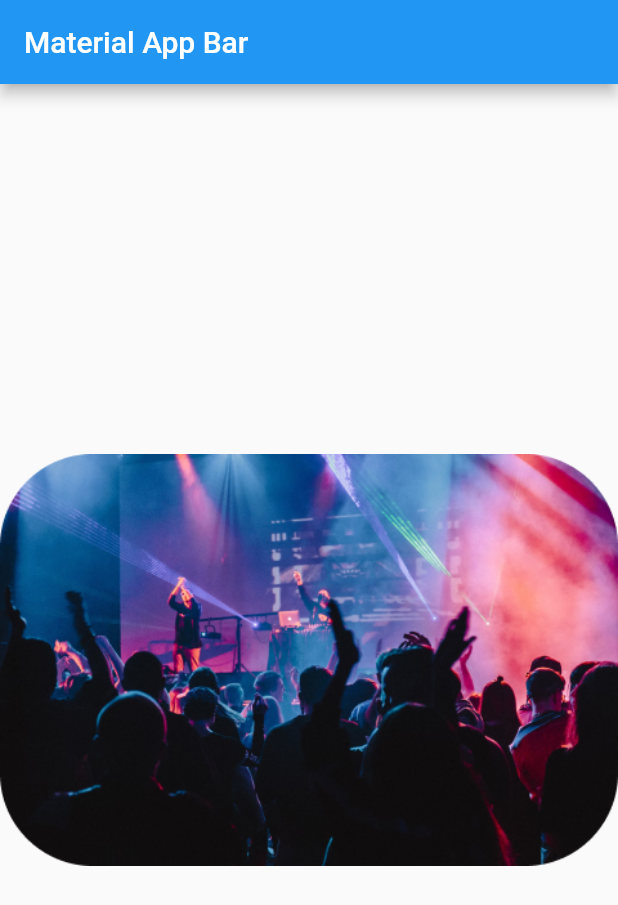
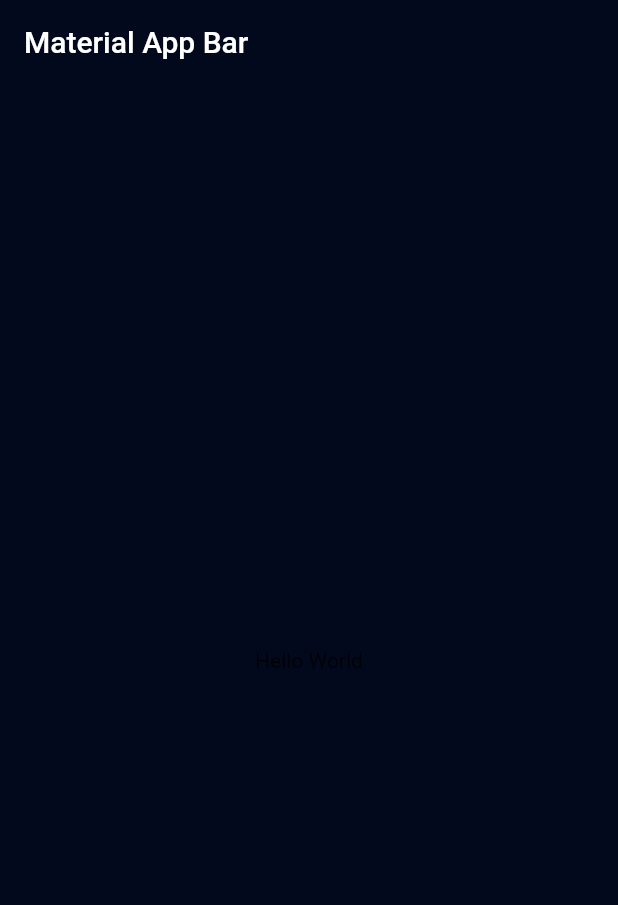
Before and after one commit to Ifwtzzzzzh/sarang-dating-flutter, a Flutter app: the screen it shows after launch, on a phone screen of 412 x 824 dp. Shown: the top 905 px of the screen. Run offline on Flutter 3.47's test engine with Material 2 defaults, Android fonts, the phone set to English and light mode, and no system bars; our stand-ins replace google_fonts.

Commit message:
Setting Theme Manager

```diff
--- a/lib/main.dart
+++ b/lib/main.dart
@@ -1,4 +1,5 @@
 import 'package:flutter/material.dart';
+import 'package:sarang_dating_app/src/app.dart';
 
 void main() => runApp(const MyApp());
 
@@ -7,16 +8,7 @@ class MyApp extends StatelessWidget {
 
   @override
   Widget build(BuildContext context) {
-    return MaterialApp(
-      title: 'Material App',
-      home: Scaffold(
-        appBar: AppBar(
-          title: const Text('Material App Bar'),
-        ),
-        body: Center(
-          child: Image.asset('assets/images/hobby1_image.png'),
-        ),
-      ),
-    );
+    //FROM app.dart
+    return const AppScreen();
   }
 }
--- /dev/null
+++ b/lib/src/app.dart
@@ -0,0 +1,26 @@
+import 'package:flutter/material.dart';
+import 'package:sarang_dating_app/src/theme_manager/asset_image_icon_manager.dart';
+import 'package:sarang_dating_app/src/theme_manager/theme_data_manager.dart';
+
+class AppScreen extends StatelessWidget {
+  const AppScreen({
+    Key? key,
+  }) : super(key: key);
+
+  @override
+  Widget build(BuildContext context) {
+    return MaterialApp(
+      title: 'Material App',
+      //FROM THEME DATA MANAGER
+      theme: getApplicationThemeData(),
+      home: Scaffold(
+        appBar: AppBar(
+          title: const Text('Material App Bar'),
+        ),
+        body: const Center(
+          child: Text("Hello World"),
+        ),
+      ),
+    );
+  }
+}
--- /dev/null
+++ b/lib/src/theme_manager/asset_image_icon_manager.dart
@@ -0,0 +1,4 @@
+//ASSET IMAGE ICON MANAGER
+class AssetImageIconManager {
+  static const String assetPath = "assets/images";
+}
--- /dev/null
+++ b/lib/src/theme_manager/theme_data_manager.dart
@@ -0,0 +1,15 @@
+import 'package:flutter/material.dart';
+import 'package:sarang_dating_app/src/theme_manager/color_manager.dart';
+import 'package:sarang_dating_app/src/theme_manager/font_manager.dart';
+
+//APPLICATION THEME DATA
+ThemeData getApplicationThemeData() {
+  return ThemeData(
+    scaffoldBackgroundColor: ColorManager.primary,
+    appBarTheme: AppBarTheme(
+      backgroundColor: ColorManager.primary,
+      elevation: 0,
+    ),
+    fontFamily: FontFamilyConstant.fontFamily,
+  );
+}
--- a/pubspec.yaml
+++ b/pubspec.yaml
@@ -36,6 +36,7 @@ dependencies:
   # The following adds the Cupertino Icons font to your application.
   # Use with the CupertinoIcons class for iOS style icons.
   cupertino_icons: ^1.0.2
+  google_fonts: ^4.0.3
 
 dev_dependencies:
   flutter_test:
```
Also changed, not shown: lib/src/theme_manager/color_manager.dart (added, +29 -0 lines), lib/src/theme_manager/font_manager.dart (added, +29 -0 lines), lib/src/theme_manager/style_manager.dart (added, +71 -0 lines), lib/src/theme_manager/values_manager.dart (added, +50 -0 lines), pubspec.lock, 1 other file.
